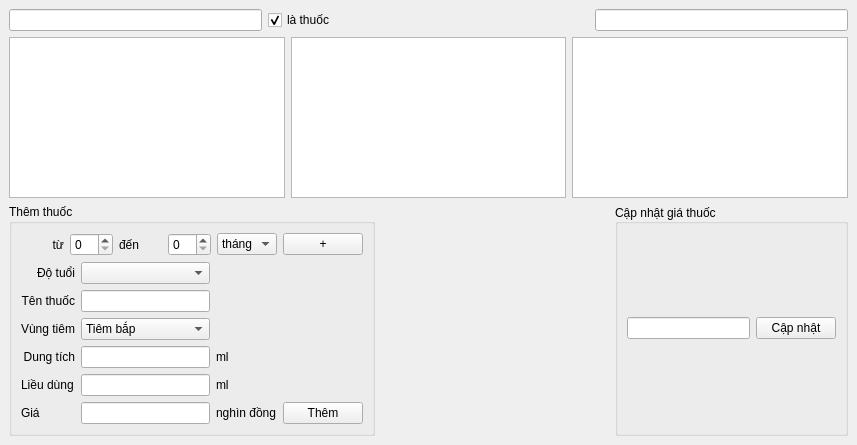
xdien/tcmr, file managebenhvathuoc.ui: the form before one commit.
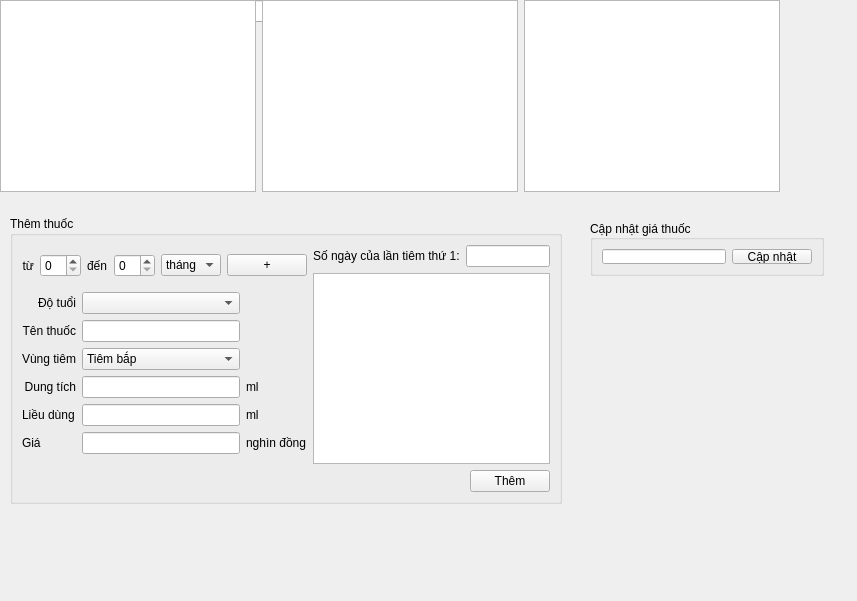
The form after the commit.

```diff
--- a/managebenhvathuoc.ui
+++ b/managebenhvathuoc.ui
@@ -7,15 +7,14 @@
     <x>0</x>
     <y>0</y>
     <width>857</width>
-    <height>445</height>
+    <height>601</height>
    </rect>
   </property>
   <property name="windowTitle">
    <string>Quản lý Bệnh và Thuốc</string>
   </property>
   <widget class="QWidget" name="centralwidget">
-   <layout class="QVBoxLayout" name="verticalLayout_2">
-    <item>
+   <widget class="QWidget" name="">
      <layout class="QHBoxLayout" name="horizontalLayout_2">
       <item>
        <widget class="QLineEdit" name="lineEdit"/>
@@ -47,8 +46,8 @@
        <widget class="QLineEdit" name="lineEdit_tkthuoc"/>
       </item>
      </layout>
-    </item>
-    <item>
+   </widget>
+   <widget class="QWidget" name="">
      <layout class="QHBoxLayout" name="horizontalLayout_3">
       <item>
        <widget class="QTableView" name="tableView_dsbenh"/>
@@ -60,14 +59,23 @@
        <widget class="QTableView" name="tableView_dsthuoc"/>
       </item>
      </layout>
-    </item>
-    <item>
-     <layout class="QHBoxLayout" name="horizontalLayout_4">
-      <item>
+   </widget>
        <widget class="QGroupBox" name="groupBox_2">
+    <property name="geometry">
+     <rect>
+      <x>10</x>
+      <y>216</y>
+      <width>552</width>
+      <height>288</height>
+     </rect>
+    </property>
         <property name="title">
          <string>Thêm thuốc</string>
         </property>
+    <layout class="QVBoxLayout" name="verticalLayout_3">
+     <item>
+      <layout class="QHBoxLayout" name="horizontalLayout_4">
+       <item>
         <layout class="QVBoxLayout" name="verticalLayout">
          <item>
           <layout class="QGridLayout" name="gridLayout_2">
@@ -133,9 +141,6 @@
              </property>
             </widget>
            </item>
-           <item row="1" column="1">
-            <widget class="QLineEdit" name="lineEdit_tenthuoc"/>
-           </item>
            <item row="3" column="0">
             <widget class="QLabel" name="label_5">
              <property name="text">
@@ -146,9 +151,6 @@
              </property>
             </widget>
            </item>
-           <item row="3" column="1">
-            <widget class="QLineEdit" name="lineEdit_dungtich"/>
-           </item>
            <item row="3" column="2">
             <widget class="QLabel" name="label_10">
              <property name="text">
@@ -156,6 +158,12 @@
              </property>
             </widget>
            </item>
+           <item row="3" column="1">
+            <widget class="QLineEdit" name="lineEdit_dungtich"/>
+           </item>
+           <item row="1" column="1">
+            <widget class="QLineEdit" name="lineEdit_tenthuoc"/>
+           </item>
            <item row="0" column="1">
             <widget class="QComboBox" name="comboBox_2"/>
            </item>
@@ -169,6 +177,16 @@
              </property>
             </widget>
            </item>
+           <item row="2" column="0">
+            <widget class="QLabel" name="label_6">
+             <property name="text">
+              <string>Vùng tiêm</string>
+             </property>
+             <property name="alignment">
+              <set>Qt::AlignRight|Qt::AlignTrailing|Qt::AlignVCenter</set>
+             </property>
+            </widget>
+           </item>
            <item row="2" column="1">
             <widget class="QComboBox" name="comboBox_vungtiem">
              <item>
@@ -208,19 +226,13 @@
              </property>
             </widget>
            </item>
-           <item row="2" column="0">
-            <widget class="QLabel" name="label_6">
+           <item row="5" column="2">
+            <widget class="QLabel" name="label_11">
              <property name="text">
-              <string>Vùng tiêm</string>
-             </property>
-             <property name="alignment">
-              <set>Qt::AlignRight|Qt::AlignTrailing|Qt::AlignVCenter</set>
+              <string>nghìn đồng</string>
              </property>
             </widget>
            </item>
-           <item row="4" column="1">
-            <widget class="QLineEdit" name="lineEdit_lieudung"/>
-           </item>
            <item row="5" column="1">
             <widget class="QLineEdit" name="lineEdit_gia"/>
            </item>
@@ -231,14 +243,55 @@
              </property>
             </widget>
            </item>
-           <item row="5" column="2">
-            <widget class="QLabel" name="label_11">
+           <item row="4" column="1">
+            <widget class="QLineEdit" name="lineEdit_lieudung"/>
+           </item>
+          </layout>
+         </item>
+        </layout>
+       </item>
+       <item>
+        <layout class="QVBoxLayout" name="verticalLayout_2">
+         <item>
+          <layout class="QFormLayout" name="formLayout">
+           <property name="fieldGrowthPolicy">
+            <enum>QFormLayout::AllNonFixedFieldsGrow</enum>
+           </property>
+           <item row="0" column="0">
+            <widget class="QLabel" name="label_12">
              <property name="text">
-              <string>nghìn đồng</string>
+              <string>Số ngày của lần tiêm thứ 1:</string>
              </property>
             </widget>
            </item>
-           <item row="5" column="3">
+           <item row="0" column="1">
+            <widget class="QLineEdit" name="lineEdit_2"/>
+           </item>
+          </layout>
+         </item>
+         <item>
+          <widget class="QTableView" name="tableView"/>
+         </item>
+        </layout>
+       </item>
+      </layout>
+     </item>
+     <item>
+      <layout class="QHBoxLayout" name="horizontalLayout_5">
+       <item>
+        <spacer name="horizontalSpacer">
+         <property name="orientation">
+          <enum>Qt::Horizontal</enum>
+         </property>
+         <property name="sizeHint" stdset="0">
+          <size>
+           <width>40</width>
+           <height>20</height>
+          </size>
+         </property>
+        </spacer>
+       </item>
+       <item>
             <widget class="QPushButton" name="pushButton_themthuoc">
              <property name="text">
               <string>Thêm</string>
@@ -249,22 +302,15 @@
          </item>
         </layout>
        </widget>
-      </item>
-      <item>
-       <spacer name="horizontalSpacer">
-        <property name="orientation">
-         <enum>Qt::Horizontal</enum>
-        </property>
-        <property name="sizeHint" stdset="0">
-         <size>
-          <width>40</width>
-          <height>20</height>
-         </size>
-        </property>
-       </spacer>
-      </item>
-      <item>
        <widget class="QGroupBox" name="groupBox">
+    <property name="geometry">
+     <rect>
+      <x>590</x>
+      <y>220</y>
+      <width>234</width>
+      <height>56</height>
+     </rect>
+    </property>
         <property name="title">
          <string>Cập nhật giá thuốc</string>
         </property>
@@ -290,10 +336,10 @@
          </item>
         </layout>
        </widget>
-      </item>
-     </layout>
-    </item>
-   </layout>
+   <zorder>lineEdit_2</zorder>
+   <zorder>tableView</zorder>
+   <zorder>label_12</zorder>
+   <zorder>tableView</zorder>
   </widget>
  </widget>
  <tabstops>
```
Lines whose indentation alone changed are shown as unchanged.
